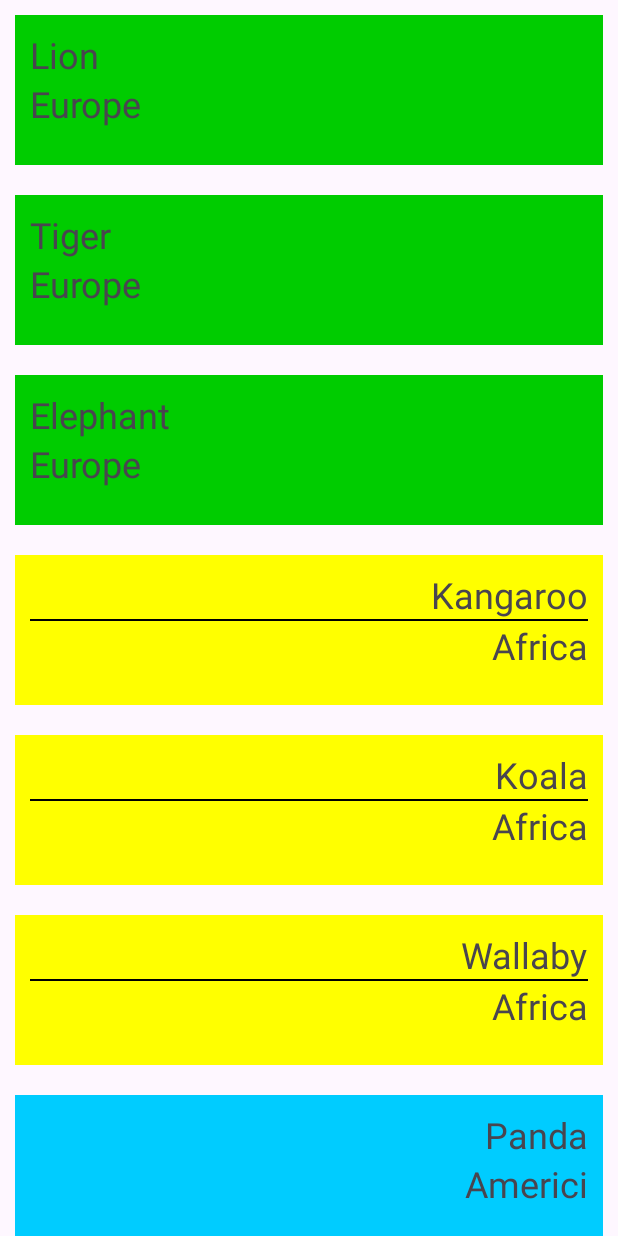
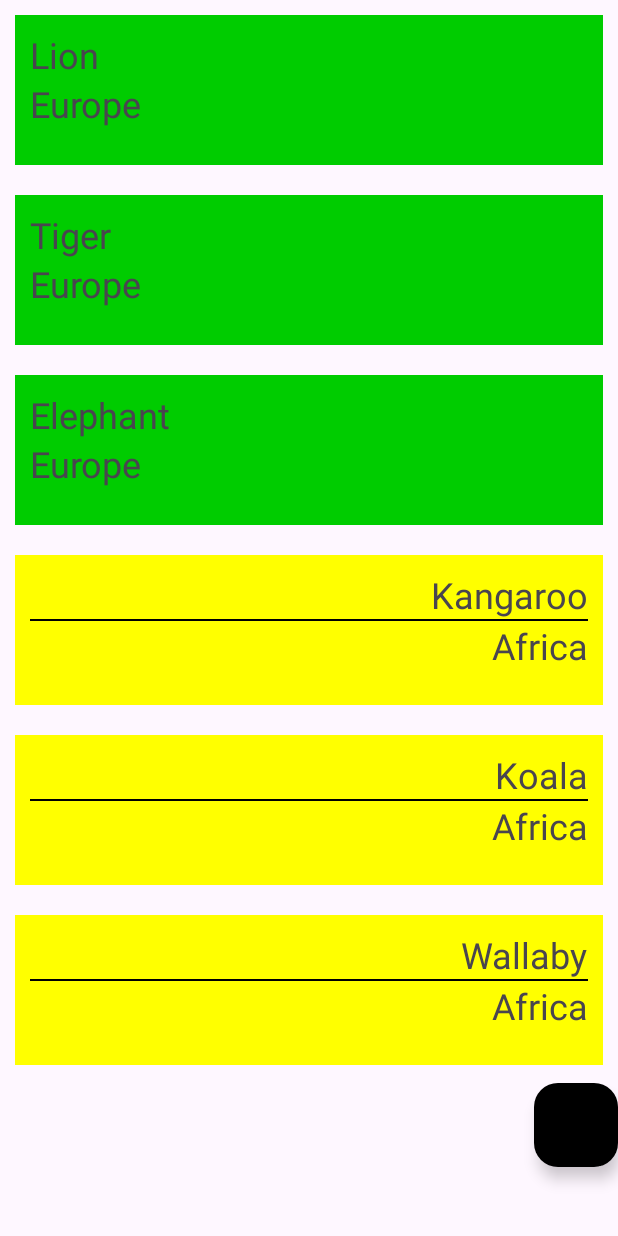
Before and after one commit to Pengulol/Tema1_DAWM, an Android app: the screen it shows after launch (MainActivity), on a phone screen of 412 x 824 dp. Run offline under Robolectric (Android 15) with nearby library versions, the phone set to English and light mode, and no system bars.

Commit message:
Implementation for Exit Button and onClick event

```diff
--- a/app/src/main/java/com/dawmlab/tema1/Fragment_1.kt
+++ b/app/src/main/java/com/dawmlab/tema1/Fragment_1.kt
@@ -1,6 +1,7 @@
 package com.dawmlab.tema1
 
 import android.os.Bundle
+import android.util.Log
 import android.view.LayoutInflater
 import android.view.View
 import android.view.ViewGroup
@@ -9,7 +10,7 @@ import androidx.recyclerview.widget.LinearLayoutManager
 import androidx.recyclerview.widget.RecyclerView
 
 
-class Fragment_1: Fragment() {
+class Fragment_1: Fragment(), OnItemClickListener {
 
     private lateinit var recyclerView: RecyclerView
 
@@ -28,11 +29,15 @@ class Fragment_1: Fragment() {
         val items = getDataList()
 
         val adapter = MultiViewTypeAdapter(items)
+        adapter.setOnClickListener(this)
         recyclerView.adapter = adapter
         val layoutManager = LinearLayoutManager(requireContext())
         recyclerView.layoutManager = layoutManager
     }
+    override fun onClick(view: View?, position: Int) {
 
+        Log.e("HomeActivity", "button clicked")
+    }
     private fun getDataList(): List<Model> {
         //ToDo: add more animals
         val europeAnimals = listOf("Lion", "Tiger", "Elephant")
--- /dev/null
+++ b/app/src/main/java/com/dawmlab/tema1/Fragment_2.kt
@@ -0,0 +1,4 @@
+package com.dawmlab.tema1
+
+class Fragment_2 {
+}
--- a/app/src/main/java/com/dawmlab/tema1/MainActivity.kt
+++ b/app/src/main/java/com/dawmlab/tema1/MainActivity.kt
@@ -2,10 +2,25 @@ package com.dawmlab.tema1
 
 import androidx.appcompat.app.AppCompatActivity
 import android.os.Bundle
+import android.view.View
 
 class MainActivity : AppCompatActivity() {
     override fun onCreate(savedInstanceState: Bundle?) {
         super.onCreate(savedInstanceState)
         setContentView(R.layout.activity_main)
+
+
+        val exitButton = findViewById<View>(R.id.exitButton)
+        exitButton.setOnClickListener {
+            finish()
+        }
+
+        val fragment1 = Fragment_1()
+        val transaction = supportFragmentManager.beginTransaction()
+        transaction.replace(R.id.FrLayout, fragment1)
+        transaction.commit()
+
     }
+
+
 }
--- a/app/src/main/java/com/dawmlab/tema1/MultiViewTypeAdapter.kt
+++ b/app/src/main/java/com/dawmlab/tema1/MultiViewTypeAdapter.kt
@@ -1,11 +1,9 @@
 package com.dawmlab.tema1
 
-import android.content.Context
 import android.view.LayoutInflater
 import android.view.View
 import android.view.ViewGroup
 import android.widget.TextView
-import androidx.cardview.widget.CardView
 import androidx.recyclerview.widget.RecyclerView
 
 
@@ -13,6 +11,7 @@ import androidx.recyclerview.widget.RecyclerView
  * Created by anupamchugh on 09/02/16.
  */
 class MultiViewTypeAdapter(private val items: List<Model>) :RecyclerView.Adapter<RecyclerView.ViewHolder>(){
+    private var clickListener: OnItemClickListener? = null
 
 
     override fun getItemCount(): Int {
@@ -63,49 +62,82 @@ class MultiViewTypeAdapter(private val items: List<Model>) :RecyclerView.Adapter
         }
     }
 
-    inner class EuropeViewHolder(itemView: View) : RecyclerView.ViewHolder(itemView) {
+    fun setOnClickListener(itemClickListener: OnItemClickListener?) {
+        clickListener = itemClickListener
+    }
+    inner class EuropeViewHolder(itemView: View) : RecyclerView.ViewHolder(itemView), View.OnClickListener {
         private val continentTextView: TextView = itemView.findViewById(R.id.continent)
         private val animalTextView: TextView = itemView.findViewById(R.id.name)
+
+        init {
+            itemView.setOnClickListener(this)
+        }
 
         fun bind(item: Model) {
             continentTextView.text = item.continent.name
             animalTextView.text = item.animalName
         }
+
+        override fun onClick(view: View) {
+            clickListener?.onClick(view, adapterPosition)
+        }
     }
-    inner class AfricaViewHolder(itemView: View) : RecyclerView.ViewHolder(itemView) {
+    inner class AfricaViewHolder(itemView: View) : RecyclerView.ViewHolder(itemView), View.OnClickListener {
         private val continentTextView: TextView = itemView.findViewById(R.id.continent)
         private val animalTextView: TextView = itemView.findViewById(R.id.name)
 
+        init {
+            itemView.setOnClickListener(this)
+        }
         fun bind(item: Model) {
             continentTextView.text = item.continent.name
             animalTextView.text = item.animalName
         }
+        override fun onClick(view: View) {
+            clickListener?.onClick(view, adapterPosition)
+        }
     }
-    inner class AsiaViewHolder(itemView: View) : RecyclerView.ViewHolder(itemView) {
+    inner class AsiaViewHolder(itemView: View) : RecyclerView.ViewHolder(itemView),View.OnClickListener {
         private val continentTextView: TextView = itemView.findViewById(R.id.continent)
         private val animalTextView: TextView = itemView.findViewById(R.id.name)
-
+        init {
+            itemView.setOnClickListener(this)
+        }
         fun bind(item: Model) {
             continentTextView.text = item.continent.name
             animalTextView.text = item.animalName
         }
+        override fun onClick(view: View) {
+            clickListener?.onClick(view, adapterPosition)
+        }
     }
-    inner class AmericiViewHolder(itemView: View) : RecyclerView.ViewHolder(itemView) {
+    inner class AmericiViewHolder(itemView: View) : RecyclerView.ViewHolder(itemView),View.OnClickListener {
         private val continentTextView: TextView = itemView.findViewById(R.id.continent)
         private val animalTextView: TextView = itemView.findViewById(R.id.name)
 
+        init {
+            itemView.setOnClickListener(this)
+        }
         fun bind(item: Model) {
             continentTextView.text = item.continent.name
             animalTextView.text = item.animalName
         }
+        override fun onClick(view: View) {
+            clickListener?.onClick(view, adapterPosition)
+        }
     }
-    inner class AustraliaViewHolder(itemView: View) : RecyclerView.ViewHolder(itemView) {
+    inner class AustraliaViewHolder(itemView: View) : RecyclerView.ViewHolder(itemView),View.OnClickListener {
         private val continentTextView: TextView = itemView.findViewById(R.id.continent)
         private val animalTextView: TextView = itemView.findViewById(R.id.name)
-
+        init {
+            itemView.setOnClickListener(this)
+        }
         fun bind(item: Model) {
             continentTextView.text = item.continent.name
             animalTextView.text = item.animalName
         }
+        override fun onClick(view: View) {
+            clickListener?.onClick(view, adapterPosition)
+        }
     }
 }
--- /dev/null
+++ b/app/src/main/java/com/dawmlab/tema1/OnItemClickListener.kt
@@ -0,0 +1,8 @@
+package com.dawmlab.tema1
+
+import android.view.View
+
+
+interface OnItemClickListener {
+    fun onClick(view: View?, position: Int)
+}
--- a/app/src/main/res/layout/activity_main.xml
+++ b/app/src/main/res/layout/activity_main.xml
@@ -6,15 +6,28 @@
     android:layout_height="match_parent"
     tools:context=".MainActivity">
 
-    <fragment
-        android:name="com.dawmlab.tema1.Fragment_1"
-        android:id="@+id/fragment"
+    <FrameLayout
+        android:id="@+id/FrLayout"
         android:layout_width="match_parent"
         android:layout_height="0dp"
-        app:layout_constraintBottom_toBottomOf="parent"
+        app:layout_constraintBottom_toTopOf="@+id/exitButton"
         app:layout_constraintEnd_toEndOf="parent"
         app:layout_constraintHorizontal_bias="0.5"
         app:layout_constraintStart_toStartOf="parent"
         app:layout_constraintTop_toTopOf="parent" />
 
+    <com.google.android.material.floatingactionbutton.FloatingActionButton
+        android:id="@+id/exitButton"
+        android:layout_width="wrap_content"
+        android:layout_height="wrap_content"
+
+        android:layout_marginStart="355dp"
+        android:layout_marginTop="675dp"
+        android:contentDescription="@string/app_name"
+        app:backgroundTint="@color/black"
+        app:layout_constraintBottom_toBottomOf="parent"
+        app:layout_constraintEnd_toEndOf="parent"
+        app:layout_constraintStart_toStartOf="@+id/FrLayout"
+        app:layout_constraintTop_toTopOf="parent" />
+
 </androidx.constraintlayout.widget.ConstraintLayout>
```
